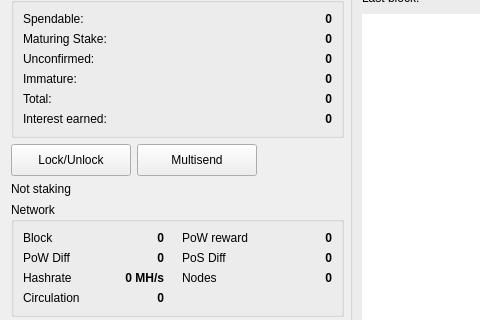
Qt form src/qt/forms/overviewpage.ui (FlapXCoin/flapxcoin) before a commit; both pictures show x 0 to 480 and y 98 to 418 of the 800 by 500 pixel window.
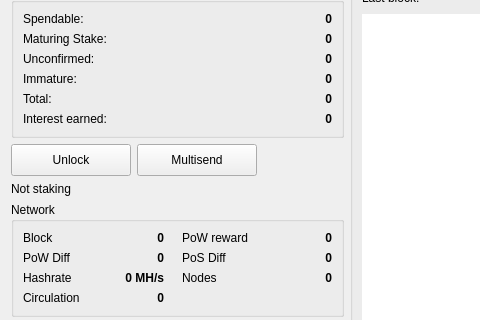
The same form after that commit. Icons and pictures are not drawn.

Commit message:
Overview: the Unlock/Lock button says what it will do, in every language
The button started as "Lock/Unlock" (translated in Russian as Блокировка,
"lock") and switched to untranslated English after a press. It now reads
Unlock while the wallet is locked and Lock while it's unlocked, follows the
wallet when it's locked or unlocked from the menu, and explains why it's
disabled on an unencrypted wallet. Russian uses the tester's wording
(Разблокировка / Блокировка).

Claude-Session: https://claude.ai/code/session_01Cpg3kidXXQpRBHH6ebpQfe

Diff of the .ui file:
```diff
--- a/src/qt/forms/overviewpage.ui
+++ b/src/qt/forms/overviewpage.ui
@@ -43,7 +43,7 @@
        </item>
        <item>
         <layout class="QHBoxLayout" name="buttonsLayout">
-         <item><widget class="QPushButton" name="unlockWalletActionNew"><property name="minimumSize"><size><width>120</width><height>32</height></size></property><property name="text"><string>Lock/Unlock</string></property></widget></item>
+         <item><widget class="QPushButton" name="unlockWalletActionNew"><property name="minimumSize"><size><width>120</width><height>32</height></size></property><property name="text"><string>Unlock</string></property></widget></item>
          <item><widget class="QPushButton" name="startButton"><property name="minimumSize"><size><width>120</width><height>32</height></size></property><property name="text"><string>Multisend</string></property></widget></item>
          <item><spacer name="buttonsSpacer"><property name="orientation"><enum>Qt::Horizontal</enum></property><property name="sizeHint" stdset="0"><size><width>40</width><height>20</height></size></property></spacer></item>
         </layout>
```
The commit also changes 14 other files.
